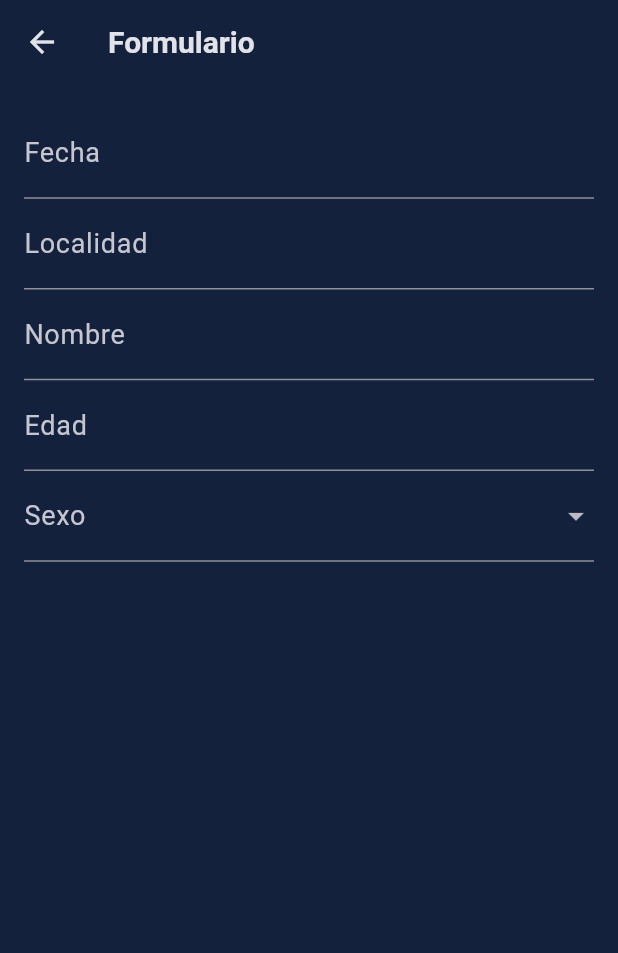
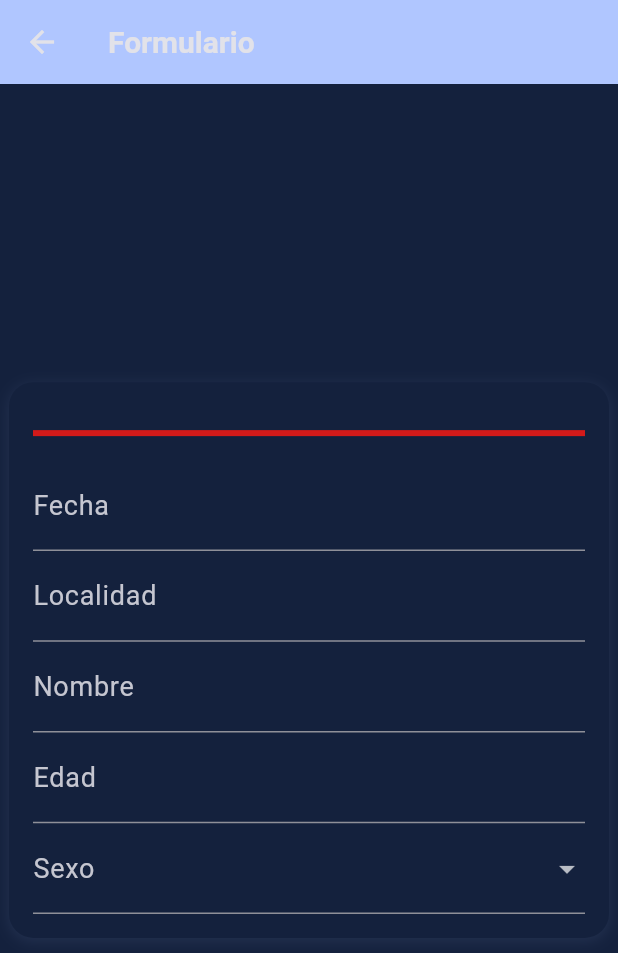
Before and after one commit to RafaelDiaz01/App-Tarantulas, a Flutter app: the FormScreen screen opened directly, on a phone screen of 412 x 824 dp. Shown: the top 953 px of the screen. Run offline on Flutter 3.47's test engine with Material 3 defaults, Android fonts, the phone set to English and light mode, and no system bars; our stand-ins replace google_fonts.

Commit message:
Se sube cambios a form_Screen y al main se le agrega la ruta de mi archivo

```diff
--- a/lib/main.dart
+++ b/lib/main.dart
@@ -1,7 +1,7 @@
 import 'package:flutter/material.dart';
 import 'package:app_tarantulas/screens/home_screen.dart';
 import 'package:app_tarantulas/configurations/app_theme.dart';
-
+//import 'package:app_tarantulas/screens/form_screen.dart';
 
 void main() {
   runApp(MyApp());
--- a/lib/screens/form_screen.dart
+++ b/lib/screens/form_screen.dart
@@ -1,65 +1,162 @@
-// Archivo que contiene la pantalla del formulario del usuario
+import 'package:flutter/material.dart';
+import '../configurations/app_theme.dart'; // Importa tu tema
 
-import 'package:flutter/material.dart';
-
-//Fecha
-//Localidad
-//Nombre
-//Edad
-//Sexo
-//Lengua materna
-//Grupo etnico
-//Nivel de estudios
-//Cual es tu principal fuente de trabajo
-//Escolaridad
-//Tenencia de la tierra(comunal,privada)
-//Estado civil
-//Lugar de origen
-//Numero de hijos(si aplica)
-
-
-class FormScreen extends StatefulWidget{
+class FormScreen extends StatefulWidget {
   const FormScreen({super.key});
 
   @override
   State<FormScreen> createState() => _FormScreenState();
 }
 
-class _FormScreenState extends State<FormScreen> {
+class _FormScreenState extends State<FormScreen> with SingleTickerProviderStateMixin {
+  late AnimationController _controller;
+  late Animation<double> _animation;
+
+  // Controladores y valores
+  final _fechaController = TextEditingController();
+  final _localidadController = TextEditingController();
+  final _nombreController = TextEditingController();
+  final _edadController = TextEditingController();
+  String? _sexo;
+
+  // Total de campos requeridos para el progreso
+  final int totalCampos = 5;
+
+  @override
+  void initState() {
+    super.initState();
+
+    _controller = AnimationController(
+      vsync: this,
+      duration: Duration(milliseconds: 500),
+    );
+
+    _animation = Tween<double>(begin: 0, end: 0).animate(_controller);
+
+    // Escucha cambios en los TextFields
+    _fechaController.addListener(_updateProgress);
+    _localidadController.addListener(_updateProgress);
+    _nombreController.addListener(_updateProgress);
+    _edadController.addListener(_updateProgress);
+  }
+
+  void _updateProgress() {
+    int camposLlenos = 0;
+
+    if (_fechaController.text.isNotEmpty) camposLlenos++;
+    if (_localidadController.text.isNotEmpty) camposLlenos++;
+    if (_nombreController.text.isNotEmpty) camposLlenos++;
+    if (_edadController.text.isNotEmpty) camposLlenos++;
+    if (_sexo != null) camposLlenos++;
+
+    double nuevoProgreso = camposLlenos / totalCampos;
+
+    _animation = Tween<double>(
+      begin: _animation.value,
+      end: nuevoProgreso,
+    ).animate(_controller);
+
+    _controller
+      ..reset()
+      ..forward();
+  }
+
+  @override
+  void dispose() {
+    _controller.dispose();
+    _fechaController.dispose();
+    _localidadController.dispose();
+    _nombreController.dispose();
+    _edadController.dispose();
+    super.dispose();
+  }
+
+  Widget buildProgressBar() {
+    return Padding(
+      padding: const EdgeInsets.symmetric(vertical: 16.0),
+      child: AnimatedBuilder(
+        animation: _animation,
+        builder: (context, child) => LinearProgressIndicator(
+          value: _animation.value,
+          backgroundColor: const Color.fromARGB(255, 211, 26, 26),
+          valueColor: AlwaysStoppedAnimation<Color>(appColorScheme.primary),
+        ),
+      ),
+    );
+  }
+
   @override
   Widget build(BuildContext context) {
     return Scaffold(
       appBar: AppBar(
         title: const Text('Formulario'),
+        backgroundColor: appColorScheme.primary,
       ),
-      body: Padding(
+      body: Center(
+        child: SingleChildScrollView(
+          child: Container(
             padding: const EdgeInsets.all(16.0),
+            width: 400,
+            decoration: BoxDecoration(
+              color: appColorScheme.surface,
+              borderRadius: BorderRadius.circular(16),
+              boxShadow: [
+                BoxShadow(
+                  color: appColorScheme.primary.withOpacity(0.1),
+                  blurRadius: 8,
+                  offset: Offset(0, 2),
+                ),
+              ],
+            ),
             child: Column(
+              mainAxisSize: MainAxisSize.min,
               children: [
+                buildProgressBar(),
                 TextField(
+                  controller: _fechaController,
                   decoration: InputDecoration(labelText: 'Fecha'),
                 ),
                 TextField(
+                  controller: _localidadController,
                   decoration: InputDecoration(labelText: 'Localidad'),
                 ),
                 TextField(
+                  controller: _nombreController,
                   decoration: InputDecoration(labelText: 'Nombre'),
                 ),
                 TextField(
-              decoration: InputDecoration(labelText: 'Edad'),
+                  controller: _edadController,
+                  decoration: InputDecoration(labelText: 'Edad'), // <-- Agregado "decoration:"
                   keyboardType: TextInputType.number,
                 ),
                 DropdownButtonFormField<String>(
+                  dropdownColor: appColorScheme.background,
+                  value: _sexo,
                   items: const [
-                DropdownMenuItem(value: 'Masculino', child: Text('Masculino')),
-                DropdownMenuItem(value: 'Femenino', child: Text('Femenino')),
-                DropdownMenuItem(value: 'Otro', child: Text('Otro')),
+                    DropdownMenuItem(
+                      value: 'Masculino',
+                      child: Text('Masculino', style: TextStyle(color: Colors.white)),
+                    ),
+                    DropdownMenuItem(
+                      value: 'Femenino',
+                      child: Text('Femenino', style: TextStyle(color: Colors.white)),
+                    ),
+                    DropdownMenuItem(
+                      value: 'Otro',
+                      child: Text('Otro', style: TextStyle(color: Colors.white)),
+                    ),
                   ],
-              onChanged: (value) {},
+                  onChanged: (value) {
+                    setState(() {
+                      _sexo = value;
+                      _updateProgress();
+                    });
+                  },
                   decoration: InputDecoration(labelText: 'Sexo'),
                 ),
-            // Agregar más campos según sea necesario
               ],
+            ),
+          ),
         ),
       ),
     );
```
Lines whose indentation alone changed are shown as unchanged.
